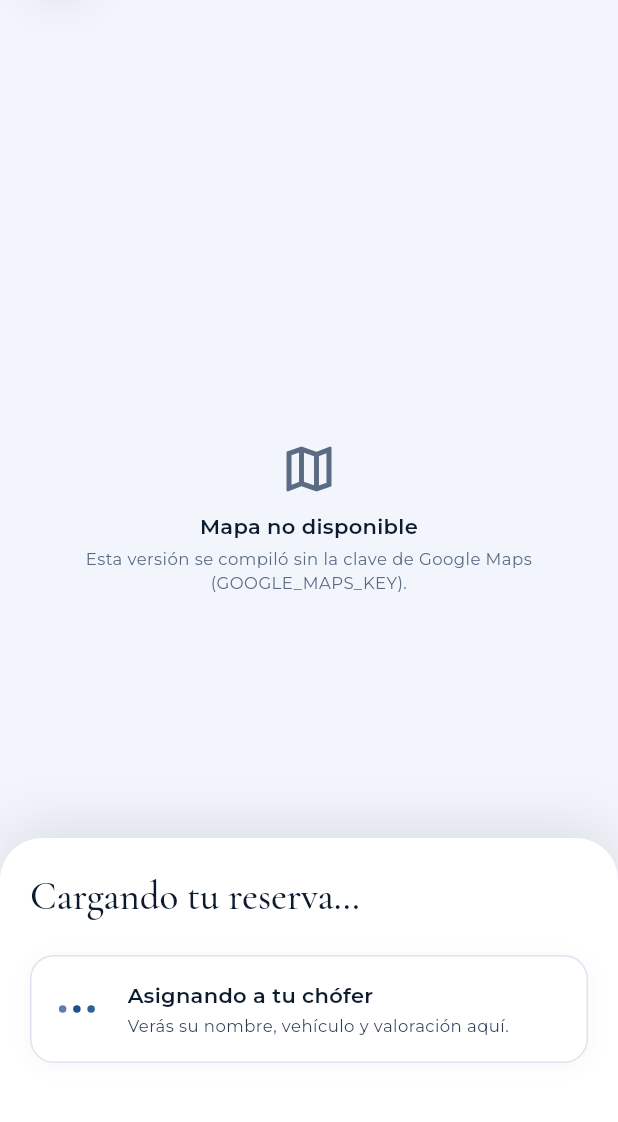
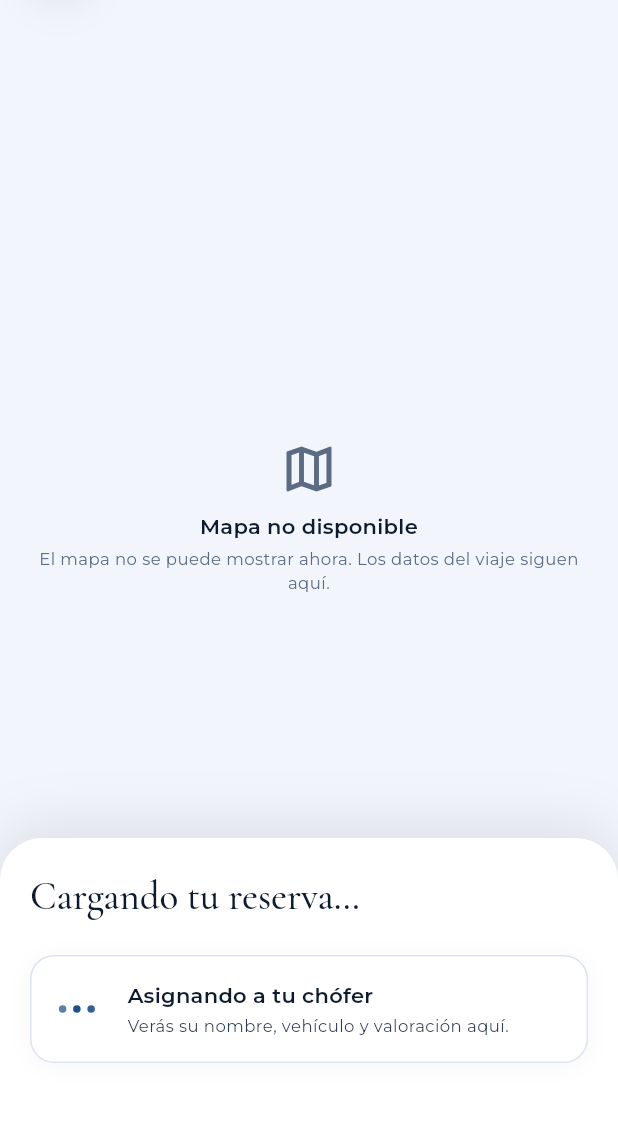
Before and after one commit to SMateo004/luxelane, a Flutter app: the RideScreen screen opened directly with empty values, on a phone screen of 412 x 824 dp, the part 101-1223 px from its top. Run offline on Flutter 3.47's test engine with Material 3 defaults, Android fonts, the phone set to English and light mode, and no system bars; our stand-ins replace cloud_firestore, cloud_functions, dartz, equatable, firebase_auth, firebase_core and 15 more; missing offline and left inert: dart:html, dart:js, dart:js_interop, dart:js_util, firebase_app_check, firebase_performance and 2 more; accounts and stored records are empty.

Commit message:
E27: sin clave de mapas, texto neutro para la persona
- MapsKeyMissing: «Mapa no disponible. El mapa no se puede mostrar ahora.
  Los datos del viaje siguen aquí.» en vez de «Esta versión se compiló
  sin la clave de Google Maps (GOOGLE_MAPS_KEY)». La causa técnica sigue
  en el registro al arrancar.
- Test test/experiencia/mapa_sin_clave_test.dart (falla sin el cambio).

Co-Authored-By: Claude Opus 5.5 <noreply@anthropic.com>
Claude-Session: https://claude.ai/code/session_01FSVDrFtJppk1wViA16Cv5q

```diff
--- a/lib/core/widgets/lux_map.dart
+++ b/lib/core/widgets/lux_map.dart
@@ -304,6 +304,11 @@ class LuxMapState extends State<LuxMap> {
 
 /// Shown instead of a map when the app was built without a Google Maps key
 /// (`GOOGLE_MAPS_KEY`), so a missing key is visible instead of a blank map.
+/// La persona ve un texto neutro; la causa técnica va al registro al
+/// arrancar («GOOGLE_MAPS_KEY is empty», E27).
+const kMapUnavailableDetail =
+    'El mapa no se puede mostrar ahora. Los datos del viaje siguen aquí.';
+
 class MapsKeyMissing extends StatelessWidget {
   const MapsKeyMissing({super.key});
 
@@ -324,8 +329,7 @@ class MapsKeyMissing extends StatelessWidget {
               ),
               SizedBox(height: LuxSpacing.xs),
               Text(
-                'Esta versión se compiló sin la clave de Google Maps '
-                '(GOOGLE_MAPS_KEY).',
+                kMapUnavailableDetail,
                 style: LuxTypography.caption,
                 textAlign: TextAlign.center,
               ),
```
Also changed, not shown: docs/capturas/antes-despues/E27/F5-viaje_en-curso_390.jpg (added), 1 other file.
